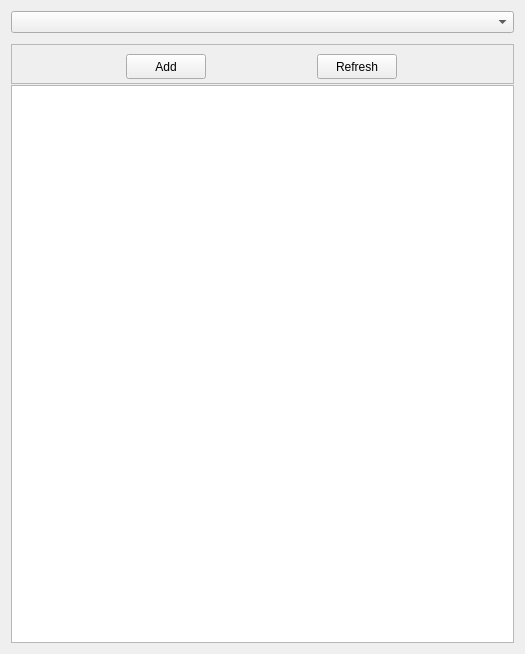
The window that music_player/ui/filewidget.ui (hidog/ffmpeg_test) describes before a commit, drawn with Qt 5.
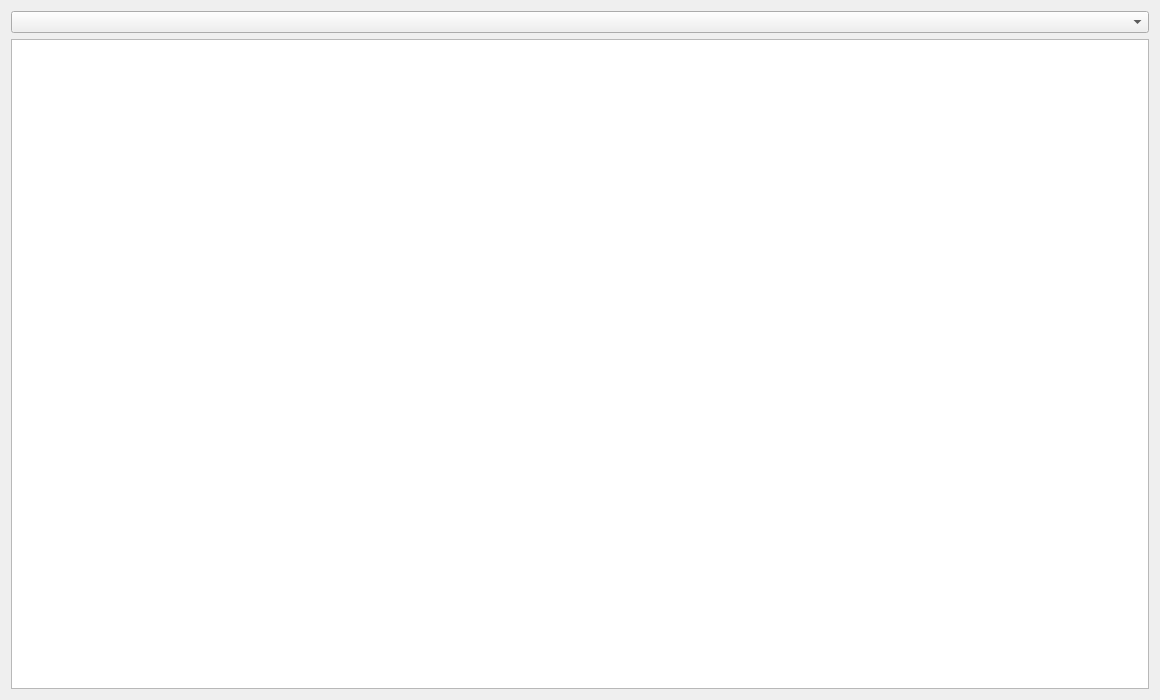
The same window after the commit.

```diff
--- a/music_player/ui/filewidget.ui
+++ b/music_player/ui/filewidget.ui
@@ -6,8 +6,8 @@
    <rect>
     <x>0</x>
     <y>0</y>
-    <width>525</width>
-    <height>654</height>
+    <width>1160</width>
+    <height>700</height>
    </rect>
   </property>
   <property name="windowTitle">
@@ -19,80 +19,6 @@
      <item>
       <widget class="QComboBox" name="pathCBox"/>
      </item>
-     <item>
-      <widget class="QFrame" name="frame">
-       <property name="sizePolicy">
-        <sizepolicy hsizetype="Expanding" vsizetype="MinimumExpanding">
-         <horstretch>0</horstretch>
-         <verstretch>0</verstretch>
-        </sizepolicy>
-       </property>
-       <property name="minimumSize">
-        <size>
-         <width>0</width>
-         <height>40</height>
-        </size>
-       </property>
-       <property name="maximumSize">
-        <size>
-         <width>16777215</width>
-         <height>30</height>
-        </size>
-       </property>
-       <property name="baseSize">
-        <size>
-         <width>0</width>
-         <height>30</height>
-        </size>
-       </property>
-       <property name="frameShape">
-        <enum>QFrame::StyledPanel</enum>
-       </property>
-       <property name="frameShadow">
-        <enum>QFrame::Raised</enum>
-       </property>
-       <layout class="QHBoxLayout" name="horizontalLayout_3">
-        <item>
-         <widget class="QPushButton" name="addButton">
-          <property name="minimumSize">
-           <size>
-            <width>0</width>
-            <height>25</height>
-           </size>
-          </property>
-          <property name="maximumSize">
-           <size>
-            <width>80</width>
-            <height>16777215</height>
-           </size>
-          </property>
-          <property name="text">
-           <string>Add</string>
-          </property>
-         </widget>
-        </item>
-        <item>
-         <widget class="QPushButton" name="refreshButton">
-          <property name="sizePolicy">
-           <sizepolicy hsizetype="Fixed" vsizetype="Fixed">
-            <horstretch>0</horstretch>
-            <verstretch>0</verstretch>
-           </sizepolicy>
-          </property>
-          <property name="minimumSize">
-           <size>
-            <width>0</width>
-            <height>25</height>
-           </size>
-          </property>
-          <property name="text">
-           <string>Refresh</string>
-          </property>
-         </widget>
-        </item>
-       </layout>
-      </widget>
-     </item>
      <item>
       <widget class="QTableView" name="fileTView">
        <property name="autoScrollMargin">
```
Left out of the diff: 12 changed lines with no effect on the pictures.
